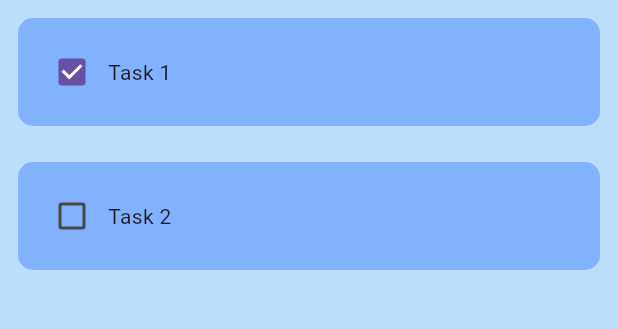
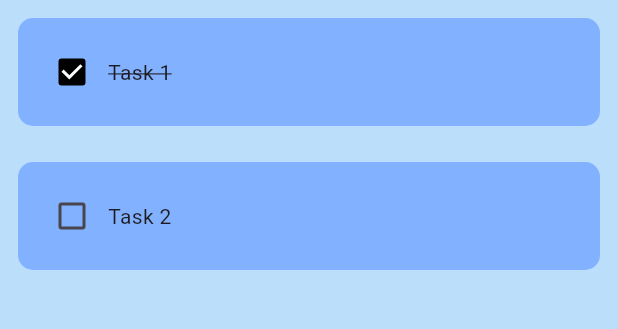
Before and after one commit to tim-pipi/todo_app, a Flutter app: the screen it shows after launch, on a phone screen of 412 x 824 dp, the part 84-413 px from its top. Run offline on Flutter 3.47's test engine with Material 3 defaults, Android fonts, the phone set to English and light mode, and no system bars.

Commit message:
Update TodoTile widget with strikethrough decoration

```diff
--- a/lib/widgets/todo_tile.dart
+++ b/lib/widgets/todo_tile.dart
@@ -28,10 +28,18 @@ class TodoTile extends StatelessWidget {
             Checkbox(
               value: isDone,
               onChanged: onChanged,
+              activeColor: Colors.black,
             ),
 
             // Task Name
-            Text(taskName),
+            Text(
+              taskName,
+              style: TextStyle(
+                decoration: isDone
+                  ? TextDecoration.lineThrough
+                  : TextDecoration.none,
+              )
+            ),
           ],
         ),
       ),
```
